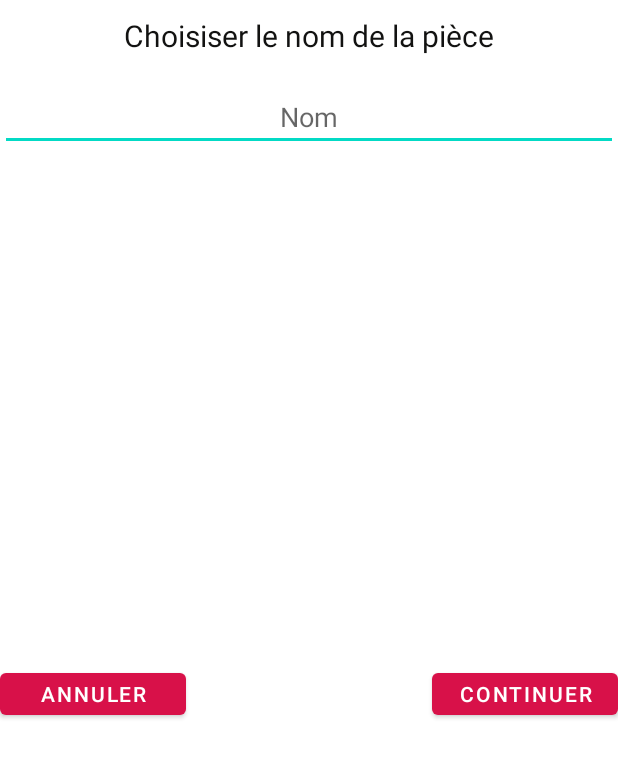
After one commit to madisonnoyer54/modelevirtuel, an Android app: the layout dialog_nom_piece.xml on its own in the app's theme, with its tools: preview values and no code run, on a phone screen of 412 x 824 dp. The commit adds this screen. Shown: the top 758 px of the screen. Run offline under Robolectric (Android 15) with nearby library versions, the light colour scheme and no system bars.

Commit message:
liste pièce fonctionnelle

```diff
--- a/app/src/main/java/com/example/modelevirtuel/outils/PieceAdapter.java
+++ b/app/src/main/java/com/example/modelevirtuel/outils/PieceAdapter.java
@@ -1,6 +1,7 @@
 package com.example.modelevirtuel.outils;
 
 import android.content.Context;
+import android.util.Log;
 import android.view.LayoutInflater;
 import android.view.View;
 import android.view.ViewGroup;
@@ -12,6 +13,7 @@ import com.example.modelevirtuel.model.Piece;
 import org.jetbrains.annotations.NotNull;
 
 import java.util.HashMap;
+import java.util.Objects;
 
 public class PieceAdapter extends RecyclerView.Adapter<PieceItemViewHolder>{
 
@@ -35,8 +37,8 @@ public class PieceAdapter extends RecyclerView.Adapter<PieceItemViewHolder>{
 
     @Override
     public void onBindViewHolder(@NonNull @NotNull PieceItemViewHolder holder, int position) {
-
-        holder.updatePiece(this.list.get(position));
+        Log.i("list", list.toString());
+        holder.updatePiece(this.list.get(String.valueOf(position)));
     }
 
 
--- a/app/src/main/java/com/example/modelevirtuel/outils/PieceItemViewHolder.java
+++ b/app/src/main/java/com/example/modelevirtuel/outils/PieceItemViewHolder.java
@@ -26,7 +26,8 @@ public class PieceItemViewHolder extends RecyclerView.ViewHolder  {
 
     public void updatePiece(Piece piece){
         this.piece = piece;
-        this.nom.setText(piece.getNom());
+        Log.i("piece",piece.getNom() + piece.getId());
+        this.nom.setText(String.valueOf(piece.getNom()));
         this.num.setText(String.valueOf(piece.getId()));
 
     }
--- /dev/null
+++ b/app/src/main/res/layout/dialog_nom_piece.xml
@@ -0,0 +1,48 @@
+<?xml version="1.0" encoding="utf-8"?>
+<androidx.constraintlayout.widget.ConstraintLayout xmlns:android="http://schemas.android.com/apk/res/android"
+                                                   xmlns:app="http://schemas.android.com/apk/res-auto" xmlns:tools="http://schemas.android.com/tools" android:layout_width="match_parent"
+                                                   android:layout_gravity="center"
+                                                   android:gravity="center"
+                                                   android:layout_height="match_parent">
+
+    <TextView
+            android:text="Choisiser le nom de la pièce"
+            android:layout_width="wrap_content"
+            android:textSize="20dp"
+            android:layout_gravity="center"
+            android:gravity="center"
+            android:textColor="#121211"
+            android:layout_height="wrap_content" android:id="@+id/textView"
+            app:layout_constraintTop_toTopOf="parent"
+            android:layout_marginTop="10dp" app:layout_constraintEnd_toEndOf="parent"
+            app:layout_constraintStart_toStartOf="parent"/>
+    <EditText
+            android:id="@+id/usernamePiece"
+            android:layout_width="match_parent"
+            android:layout_gravity="center"
+            android:gravity="center"
+            android:layout_height="wrap_content"
+            android:hint="Nom" app:layout_constraintEnd_toEndOf="parent"
+            app:layout_constraintStart_toStartOf="parent" app:layout_constraintHorizontal_bias="0.0"
+            android:layout_marginTop="18dp" app:layout_constraintTop_toBottomOf="@+id/textView"/>
+    <Button
+            android:text="Annuler"
+            android:onClick="annulerPiece"
+            android:layout_width="124dp"
+            android:layout_gravity="center"
+            android:gravity="center"
+            android:layout_height="40dp" android:id="@+id/annuler"
+            app:rippleColor="#251C1C"
+            app:layout_constraintBottom_toBottomOf="parent" app:layout_constraintStart_toStartOf="parent"
+            app:layout_constraintTop_toBottomOf="@+id/usernamePiece"/>
+    <Button
+            android:text="Continuer"
+            android:onClick="continuerPiece"
+            android:layout_width="124dp"
+            android:layout_gravity="center"
+            android:gravity="center"
+            android:layout_height="40dp" android:id="@+id/continuer"
+            app:layout_constraintBottom_toBottomOf="parent" app:layout_constraintEnd_toEndOf="parent"
+            app:layout_constraintTop_toBottomOf="@+id/usernamePiece"/>
+
+</androidx.constraintlayout.widget.ConstraintLayout>
```
Also changed, not shown: app/src/main/java/com/example/modelevirtuel/MaisonActivity.java (+78 -13 lines), app/src/main/java/com/example/modelevirtuel/model/Piece.java (+4 -4 lines), app/src/main/java/com/example/modelevirtuel/outils/FabriqueIdentifiant.java (+8 -1 lines), app/src/main/res/layout/activity_maison.xml (+10 -9 lines), app/src/main/res/layout/fragment_piece_item.xml (+8 -8 lines).
